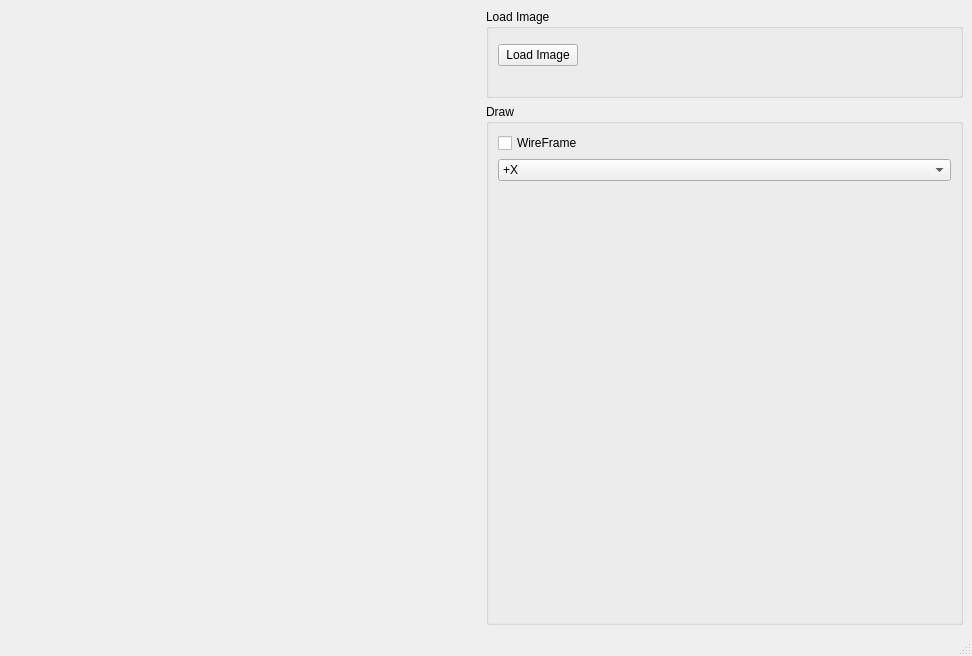
Above: ui/MainWindow.ui from NCCA/EnvToCubeMap before the change. Below: the same form after it.
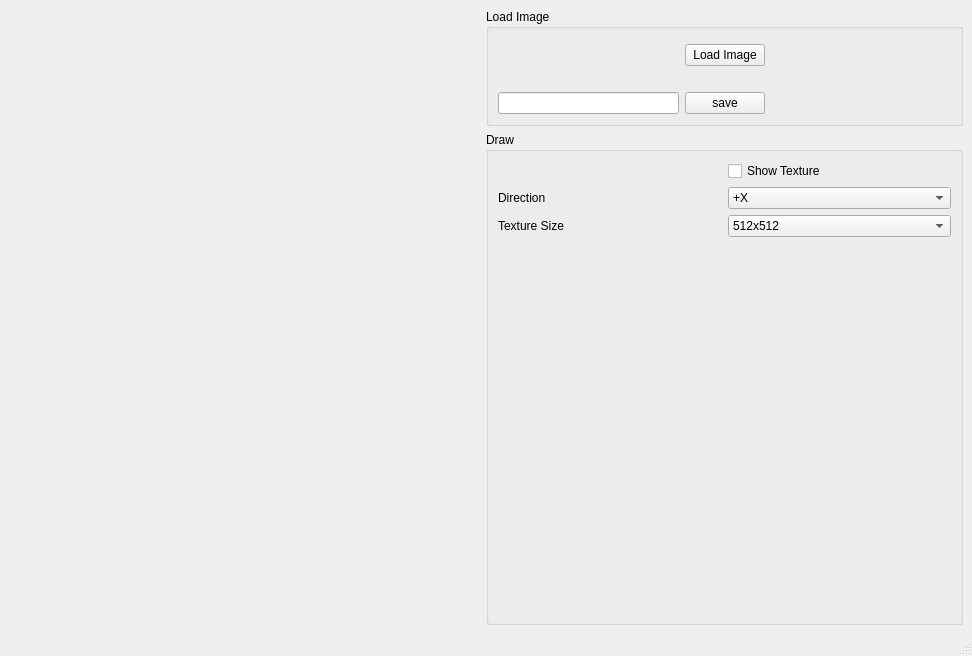
That is the form after the change.

Commit message: can save images now

```diff
--- a/ui/MainWindow.ui
+++ b/ui/MainWindow.ui
@@ -34,27 +34,7 @@
        <string>Draw</string>
       </property>
       <layout class="QGridLayout" name="gridLayout_2">
-       <item row="0" column="0">
-        <widget class="QCheckBox" name="m_wireframe">
-         <property name="text">
-          <string>WireFrame</string>
-         </property>
-        </widget>
-       </item>
-       <item row="2" column="0">
-        <spacer name="verticalSpacer">
-         <property name="orientation">
-          <enum>Qt::Vertical</enum>
-         </property>
-         <property name="sizeHint" stdset="0">
-          <size>
-           <width>20</width>
-           <height>40</height>
-          </size>
-         </property>
-        </spacer>
-       </item>
-       <item row="1" column="0">
+       <item row="1" column="1">
         <widget class="QComboBox" name="m_selectFace">
          <item>
           <property name="text">
@@ -88,6 +68,64 @@
          </item>
         </widget>
        </item>
+       <item row="2" column="1">
+        <widget class="QComboBox" name="m_textureSize">
+         <item>
+          <property name="text">
+           <string>512x512</string>
+          </property>
+         </item>
+         <item>
+          <property name="text">
+           <string>1024x1024</string>
+          </property>
+         </item>
+         <item>
+          <property name="text">
+           <string>2048x2048</string>
+          </property>
+         </item>
+         <item>
+          <property name="text">
+           <string>4096x4096</string>
+          </property>
+         </item>
+        </widget>
+       </item>
+       <item row="0" column="1">
+        <widget class="QCheckBox" name="m_wireframe">
+         <property name="text">
+          <string>Show Texture</string>
+         </property>
+        </widget>
+       </item>
+       <item row="3" column="1">
+        <spacer name="verticalSpacer">
+         <property name="orientation">
+          <enum>Qt::Vertical</enum>
+         </property>
+         <property name="sizeHint" stdset="0">
+          <size>
+           <width>20</width>
+           <height>40</height>
+          </size>
+         </property>
+        </spacer>
+       </item>
+       <item row="1" column="0">
+        <widget class="QLabel" name="label">
+         <property name="text">
+          <string>Direction</string>
+         </property>
+        </widget>
+       </item>
+       <item row="2" column="0">
+        <widget class="QLabel" name="label_2">
+         <property name="text">
+          <string>Texture Size</string>
+         </property>
+        </widget>
+       </item>
       </layout>
      </widget>
     </item>
@@ -97,17 +135,21 @@
        <string>Load Image</string>
       </property>
       <layout class="QGridLayout" name="gridLayout">
-       <item row="0" column="0" colspan="2">
-        <widget class="QFrame" name="frame">
-         <property name="frameShape">
-          <enum>QFrame::StyledPanel</enum>
-         </property>
-         <property name="frameShadow">
-          <enum>QFrame::Raised</enum>
+       <item row="4" column="1">
+        <widget class="QPushButton" name="m_save">
+         <property name="text">
+          <string>save</string>
          </property>
         </widget>
        </item>
        <item row="2" column="1">
+        <widget class="QPushButton" name="m_loadImage">
+         <property name="text">
+          <string>Load Image</string>
+         </property>
+        </widget>
+       </item>
+       <item row="2" column="2">
         <spacer name="horizontalSpacer_2">
          <property name="orientation">
           <enum>Qt::Horizontal</enum>
@@ -120,20 +162,30 @@
          </property>
         </spacer>
        </item>
-       <item row="2" column="0">
-        <widget class="QPushButton" name="m_loadImage">
-         <property name="text">
-          <string>Load Image</string>
-         </property>
-        </widget>
-       </item>
-       <item row="3" column="0">
+       <item row="3" column="1">
         <widget class="QLabel" name="m_imagePreview">
          <property name="text">
           <string/>
          </property>
         </widget>
        </item>
+       <item row="0" column="1" colspan="2">
+        <widget class="QFrame" name="frame">
+         <property name="frameShape">
+          <enum>QFrame::StyledPanel</enum>
+         </property>
+         <property name="frameShadow">
+          <enum>QFrame::Raised</enum>
+         </property>
+        </widget>
+       </item>
+       <item row="4" column="0">
+        <widget class="QLineEdit" name="m_saveFileBase">
+         <property name="text">
+          <string/>
+         </property>
+        </widget>
+       </item>
       </layout>
      </widget>
     </item>
```
The commit also changes 3 other files.
